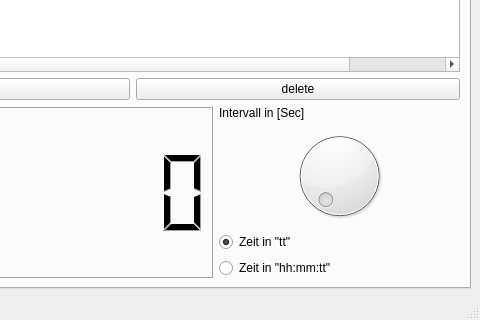
Old version of the form mainwindow.ui in the repository Tiguan12/TestTestTest; both pictures show x 543 to 1023 and y 445 to 765 of the 1023 by 765 pixel window.
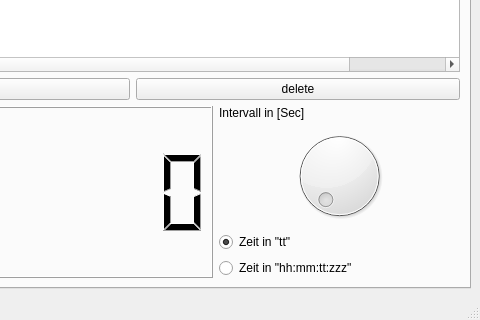
New version of the form. Icons and pictures are not drawn.

Commit message: hh:mm:ss:zzz eingefügt

Diff of the .ui file:
```diff
--- a/mainwindow.ui
+++ b/mainwindow.ui
@@ -233,7 +233,7 @@
             <item row="3" column="1">
              <widget class="QRadioButton" name="radioButton_Zeitformat_2">
               <property name="text">
-               <string>Zeit in &quot;hh:mm:tt&quot;</string>
+               <string>Zeit in &quot;hh:mm:tt:zzz&quot;</string>
               </property>
              </widget>
             </item>
```
